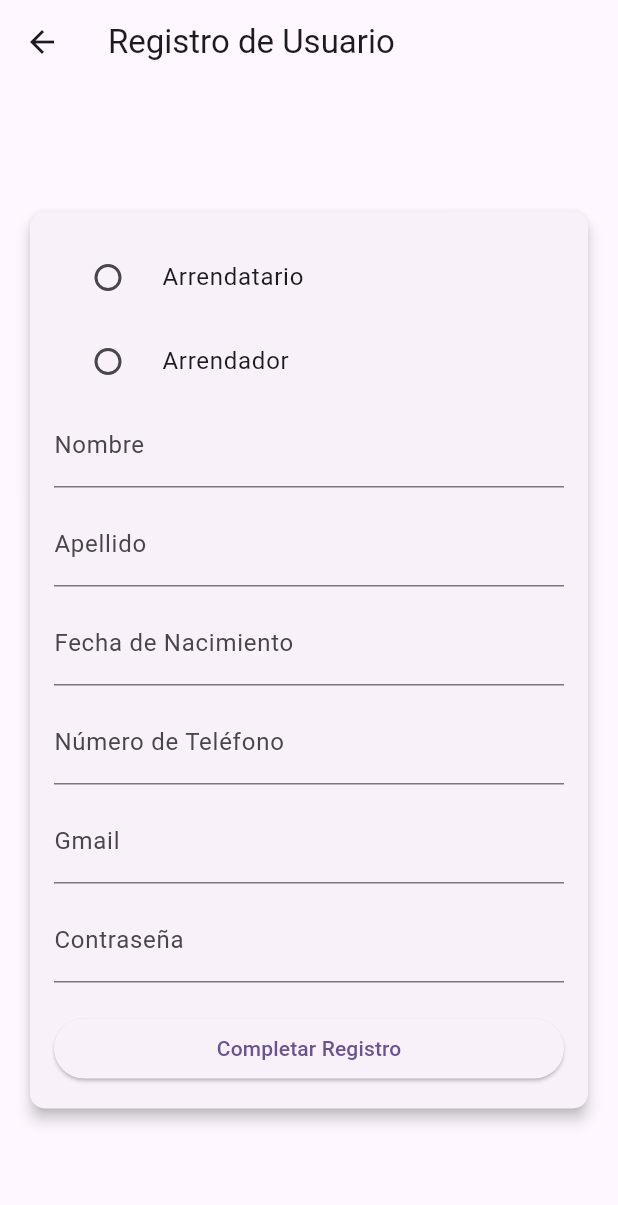
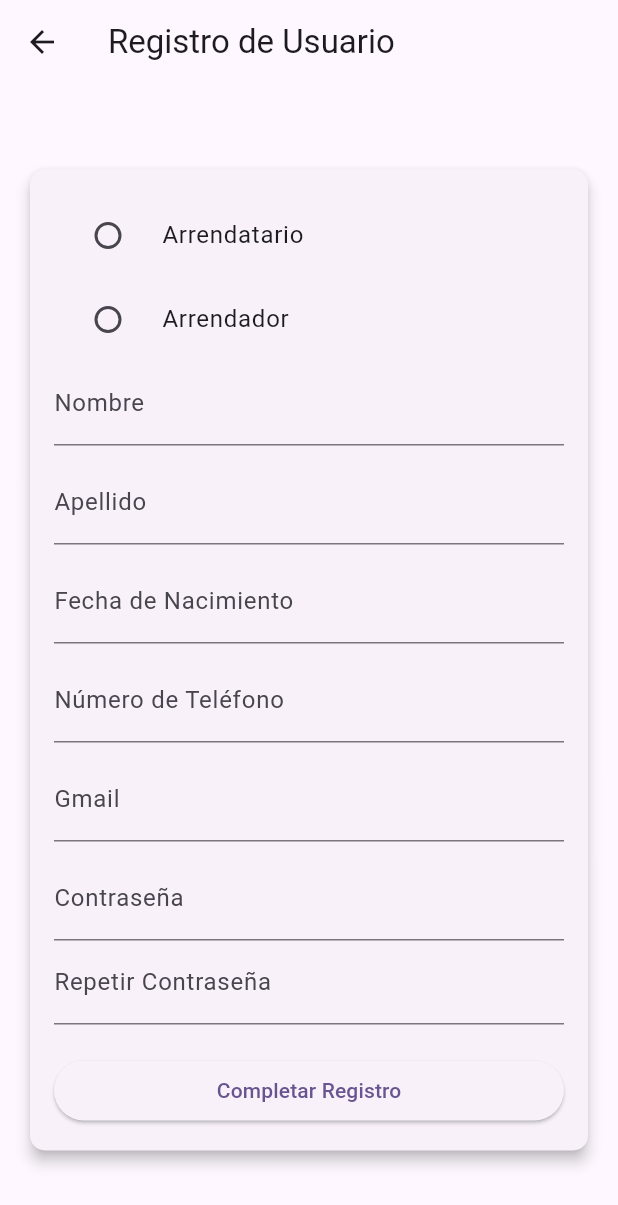
Before and after one commit to Grupo1-AplicacionesMoviles/DriveSafe-MobileApp, a Flutter app: the RegisterPage screen opened by its route, after a tap on "Completar Registro", on a phone screen of 412 x 824 dp. Shown: the top 1205 px of the screen. Run offline on Flutter 3.47's test engine with Material 3 defaults, Android fonts, the phone set to English and light mode, and no system bars; our stand-ins replace image_picker, jwt_decoder, shared_preferences; accounts and stored records are empty.

Commit message:
feat: Improved Register page route, added Confirm Password.

```diff
--- a/lib/pages/register.page.dart
+++ b/lib/pages/register.page.dart
@@ -20,6 +20,7 @@ class _RegisterPageState extends State<RegisterPage> {
   final TextEditingController _phoneController = TextEditingController();
   final TextEditingController _gmailController = TextEditingController();
   final TextEditingController _birthDateController = TextEditingController();
+  final TextEditingController _confirmPasswordController = TextEditingController();
 
   Future<void> _selectDate(BuildContext context) async {
     final DateTime? picked = await showDatePicker(
@@ -46,6 +47,14 @@ class _RegisterPageState extends State<RegisterPage> {
 
     int phoneInt = int.parse(phone);
 
+    if (_passwordController.text != _confirmPasswordController.text) {
+      ScaffoldMessenger.of(context).showSnackBar(
+        SnackBar(content: Text('Las contraseñas no son iguales.'),
+          backgroundColor: Colors.red,),
+      );
+      return;
+    }
+
     var response = await authService.register(
       name: name,
       lastname: lastname,
@@ -57,10 +66,22 @@ class _RegisterPageState extends State<RegisterPage> {
     );
 
     if (response.statusCode == 200) {
-      print('Registration successful');
+      ScaffoldMessenger.of(context).showSnackBar(
+          SnackBar(content: Text('Usuario registrado con éxito.'),
+            backgroundColor: Colors.greenAccent,));
       Navigator.pushNamed(context, '/login');
+    } else if (response.statusCode == 400) {
+      ScaffoldMessenger.of(context).showSnackBar(
+        SnackBar(content: Text('Por favor asegúrate de llenar todos los datos.'),
+        backgroundColor: Colors.red,));
+    } else if (response.statusCode == 409) {
+      ScaffoldMessenger.of(context).showSnackBar(
+        SnackBar(content: Text('Este email ya está en uso.'),
+            backgroundColor: Colors.red));
     } else {
-      print('Registration failed: ${response.body}');
+      ScaffoldMessenger.of(context).showSnackBar(
+        SnackBar(content: Text('Ha ocurrido un error al crear el usuario.'),
+            backgroundColor: Colors.red));
     }
   }
 
@@ -80,8 +101,9 @@ class _RegisterPageState extends State<RegisterPage> {
             ),
             child: Padding(
               padding: const EdgeInsets.all(16.0),
+              child: SingleChildScrollView(
                 child: Column(
-                mainAxisSize: MainAxisSize.min,
+                  mainAxisSize: MainAxisSize.max,
                   children: <Widget>[
                     RadioListTile<String>(
                       title: const Text('Arrendatario'),
@@ -149,6 +171,13 @@ class _RegisterPageState extends State<RegisterPage> {
                       ),
                       obscureText: true,
                     ),
+                    TextField(
+                      controller: _confirmPasswordController,
+                      decoration: const InputDecoration(
+                        labelText: 'Repetir Contraseña',
+                      ),
+                      obscureText: true,
+                    ),
                     const SizedBox(height: 20),
                     SizedBox(
                       width: double.infinity,
@@ -158,9 +187,8 @@ class _RegisterPageState extends State<RegisterPage> {
                       ),
                     ),
                   ],
-
                 ),
-
+              ),
             ),
           ),
         ),
```
Lines whose indentation alone changed are shown as unchanged.
